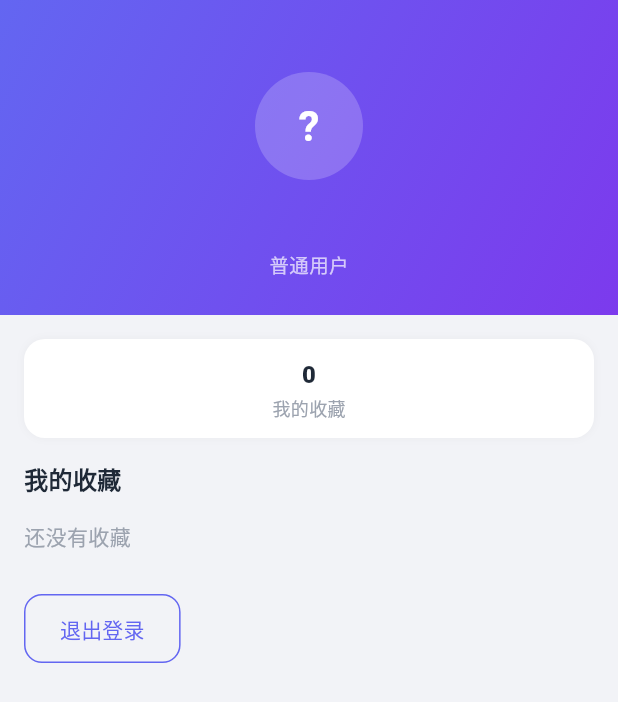
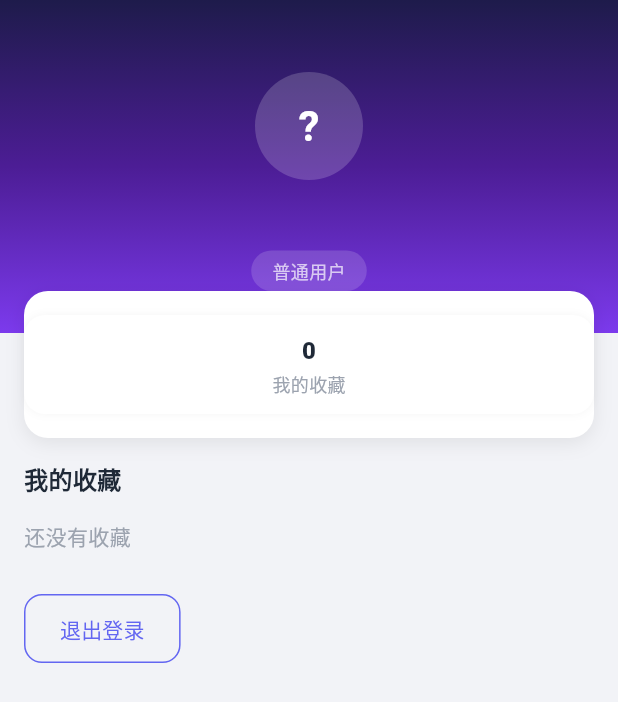
Before and after one commit to solopais/storex, a Flutter app: the _LoggedIn widget shown alone on an empty page, opened directly with empty values, on a phone screen of 412 x 824 dp. Shown: the top 702 px of the screen. Run offline on Flutter 3.47's test engine with Material 3 defaults, Android fonts, the light colour scheme and no system bars; our stand-ins replace audioplayers, shared_preferences; accounts and stored records are empty; network calls fail.

Commit message:
feat(me+detail): 我的页深紫渐变header/金VIP角标/统计卡上移；详情简介富文本HtmlView

```diff
--- a/lib/screens/app_detail_screen.dart
+++ b/lib/screens/app_detail_screen.dart
@@ -4,6 +4,7 @@ import '../api/api_client.dart';
 import '../api/auth_service.dart';
 import '../api/models.dart';
 import '../theme.dart';
+import '../widgets/html_view.dart';
 import 'login_screen.dart';
 
 class AppDetailScreen extends StatefulWidget {
@@ -147,10 +148,7 @@ class _AppDetailScreenState extends State<AppDetailScreen> {
               const Text('简介',
                   style: TextStyle(fontSize: 16, fontWeight: FontWeight.w800, color: txt)),
               const SizedBox(height: 8),
-              Text(
-                a.description?.isNotEmpty == true ? a.description! : a.shortDesc,
-                style: const TextStyle(height: 1.5, color: txt),
-              ),
+              _AppDescription(a: a),
             ],
           );
         },
@@ -179,6 +177,25 @@ class _AppDetailScreenState extends State<AppDetailScreen> {
   }
 }
 
+/// 简介富文本渲染：若含 HTML 标签则用 HtmlView（对应移动端关键词高亮/排版），否则纯文本
+class _AppDescription extends StatelessWidget {
+  final App a;
+  const _AppDescription({required this.a});
+
+  @override
+  Widget build(BuildContext context) {
+    final desc =
+        (a.description?.isNotEmpty ?? false) ? a.description! : a.shortDesc;
+    if (desc.contains('<') && desc.contains('>')) {
+      return HtmlView(html: desc);
+    }
+    return Text(
+      desc,
+      style: const TextStyle(height: 1.6, color: txt),
+    );
+  }
+}
+
 class _Stat extends StatelessWidget {
   final String label;
   final String value;
--- a/lib/screens/me_screen.dart
+++ b/lib/screens/me_screen.dart
@@ -152,9 +152,17 @@ class _LoggedIn extends StatelessWidget {
     required this.onOpen,
   });
 
+  /// 移动端「我的」页 header 深紫渐变（.me-header）
+  static const _meGrad = LinearGradient(
+    begin: Alignment.topCenter,
+    end: Alignment.bottomCenter,
+    colors: [Color(0xFF1E1B4B), Color(0xFF4C1D95), Color(0xFF7C3AED)],
+  );
+
   @override
   Widget build(BuildContext context) {
-    final initial = user.username.isNotEmpty ? user.username[0].toUpperCase() : '?';
+    final initial =
+        user.username.isNotEmpty ? user.username[0].toUpperCase() : '?';
     return SingleChildScrollView(
       padding: const EdgeInsets.only(bottom: 24),
       child: Column(
@@ -162,53 +170,125 @@ class _LoggedIn extends StatelessWidget {
         children: [
           Container(
             width: double.infinity,
-            padding: const EdgeInsets.fromLTRB(20, 48, 20, 24),
-            decoration: const BoxDecoration(gradient: primaryGradient),
+            padding: const EdgeInsets.fromLTRB(20, 48, 20, 28),
+            decoration: const BoxDecoration(gradient: _meGrad),
             child: Column(
               children: [
-                CircleAvatar(
-                  radius: 36,
-                  backgroundColor: Colors.white.withOpacity(0.2),
-                  child: Text(initial,
-                      style: const TextStyle(
-                        color: Colors.white,
-                        fontSize: 28,
-                        fontWeight: FontWeight.w700,
-                      )),
+                Stack(
+                  clipBehavior: Clip.none,
+                  children: [
+                    CircleAvatar(
+                      radius: 36,
+                      backgroundColor: Colors.white.withValues(alpha: 0.18),
+                      child: Text(initial,
+                          style: const TextStyle(
+                            color: Colors.white,
+                            fontSize: 28,
+                            fontWeight: FontWeight.w700,
+                          )),
+                    ),
+                    // 金色 VIP 小星角标
+                    if (user.isVip)
+                      Positioned(
+                        right: -2,
+                        bottom: -2,
+                        child: Container(
+                          padding: const EdgeInsets.all(3),
+                          decoration: BoxDecoration(
+                            shape: BoxShape.circle,
+                            gradient: const LinearGradient(
+                              begin: Alignment.topLeft,
+                              end: Alignment.bottomRight,
+                              colors: [goldL, gold],
+                            ),
+                            border: Border.all(color: Colors.white, width: 1.5),
+                          ),
+                          child: const Icon(Icons.star,
+                              size: 12, color: Color(0xFF5B4300)),
+                        ),
+                      ),
+                  ],
                 ),
                 const SizedBox(height: 12),
                 Text(user.username,
-                    style: const TextStyle(color: Colors.white, fontSize: 20, fontWeight: FontWeight.w800)),
+                    style: const TextStyle(
+                        color: Colors.white,
+                        fontSize: 20,
+                        fontWeight: FontWeight.w800)),
                 const SizedBox(height: 6),
                 user.isVip
                     ? Container(
-                        padding: const EdgeInsets.symmetric(horizontal: 12, vertical: 4),
+                        padding: const EdgeInsets.symmetric(
+                            horizontal: 14, vertical: 5),
                         decoration: BoxDecoration(
-                          gradient: vipGradient,
-                          borderRadius: BorderRadius.circular(12),
+                          gradient: const LinearGradient(
+                            begin: Alignment.topLeft,
+                            end: Alignment.bottomRight,
+                            colors: [Color(0xFFF7D774), Color(0xFFC9A54B)],
+                          ),
+                          borderRadius: BorderRadius.circular(999),
                         ),
                         child: const Text('VIP 会员',
-                            style: TextStyle(color: goldL, fontSize: 12, fontWeight: FontWeight.w700)),
+                            style: TextStyle(
+                                color: Color(0xFF3B2A00),
+                                fontSize: 12,
+                                fontWeight: FontWeight.w700)),
                       )
-                    : const Text('普通用户',
-                        style: TextStyle(color: Colors.white70, fontSize: 13)),
+                    : Container(
+                        padding: const EdgeInsets.symmetric(
+                            horizontal: 14, vertical: 5),
+                        decoration: BoxDecoration(
+                          color: Colors.white.withValues(alpha: 0.15),
+                          borderRadius: BorderRadius.circular(999),
+                        ),
+                        child: const Text('普通用户',
+                            style: TextStyle(
+                                color: Colors.white70, fontSize: 12)),
+                      ),
               ],
             ),
           ),
+          // 统计卡（-60 上移压住 header 底部，与移动端一致）
           Padding(
-            padding: const EdgeInsets.fromLTRB(16, 16, 16, 4),
+            padding: const EdgeInsets.fromLTRB(16, 0, 16, 4),
+            child: Container(
+              margin: const EdgeInsets.only(top: -28),
+              padding: const EdgeInsets.symmetric(vertical: 16),
+              decoration: BoxDecoration(
+                color: cardWhite,
+                borderRadius: BorderRadius.circular(16),
+                boxShadow: const [
+                  BoxShadow(
+                      color: Color(0x14000000),
+                      blurRadius: 10,
+                      offset: Offset(0, 3)),
+                ],
+              ),
+              child: Row(
+                children: [
+                  Expanded(
+                    child: _Stat(
+                        label: '我的收藏', value: '${favorites.length}'),
+                  ),
+                ],
+              ),
+            ),
+          ),
+          Padding(
+            padding: const EdgeInsets.fromLTRB(16, 12, 16, 4),
             child: Row(
               children: [
-                Expanded(
-                  child: _Stat(label: '我的收藏', value: '${favorites.length}'),
-                ),
+                const Text('我的收藏',
+                    style: TextStyle(
+                        fontSize: 16,
+                        fontWeight: FontWeight.w800,
+                        color: txt)),
+                const Spacer(),
+                if (favorites.isNotEmpty)
+                  Text('${favorites.length} 个',
+                      style: const TextStyle(fontSize: 12, color: t3)),
               ],
             ),
-          ),
-          const Padding(
-            padding: EdgeInsets.fromLTRB(16, 12, 16, 4),
-            child: Text('我的收藏',
-                style: TextStyle(fontSize: 16, fontWeight: FontWeight.w800, color: txt)),
           ),
           favorites.isEmpty
               ? const Padding(
```
